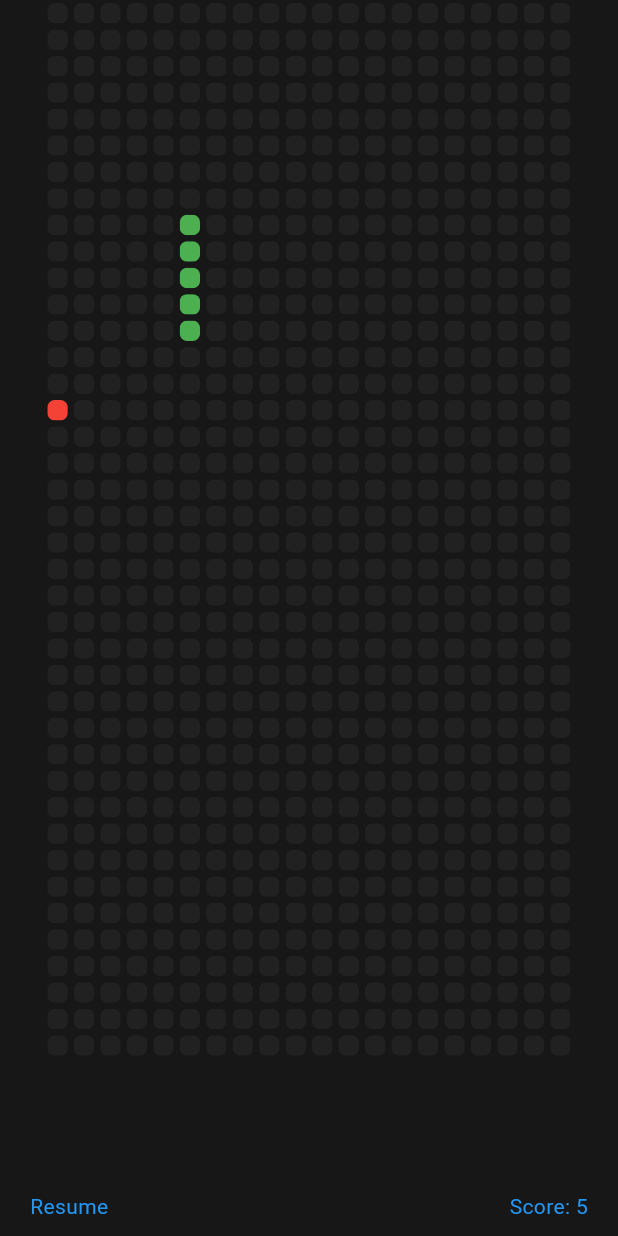
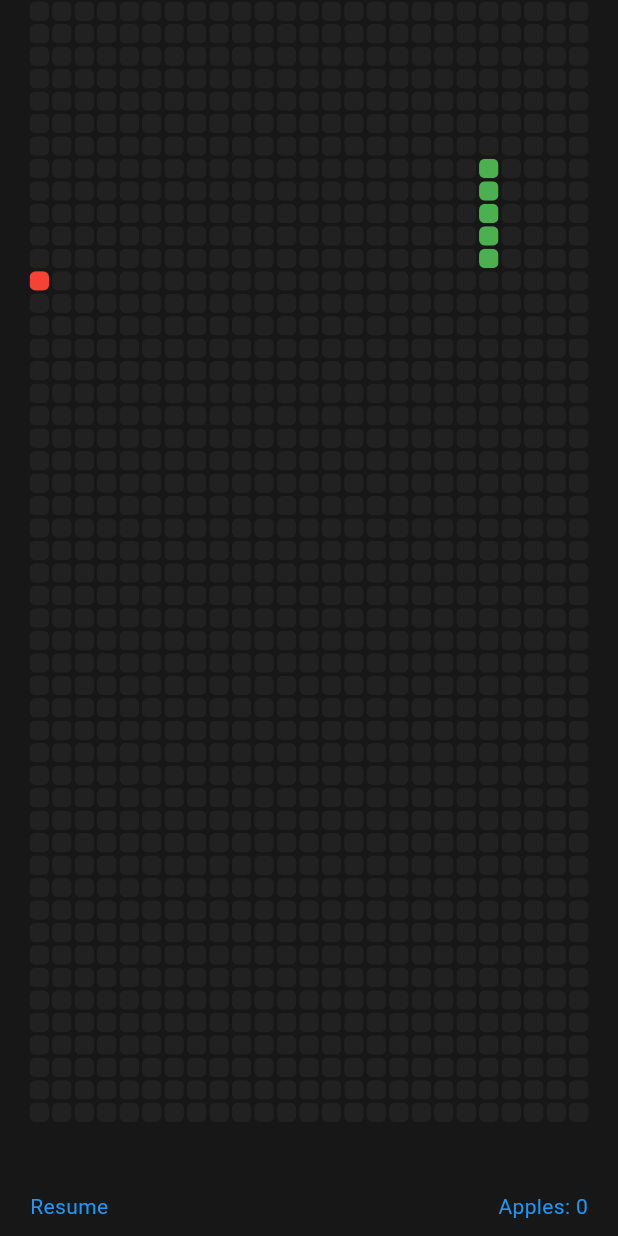
Before and after one commit to DereckAn/games_app, a Flutter app: the SnakeScreen screen opened by its route, after a tap on "START", after a tap on "Pause", on a phone screen of 412 x 824 dp. Run offline on Flutter 3.47's test engine with Material 3 defaults, Android fonts, the light colour scheme and no system bars.

Commit message:
Finishing the basic snake game

```diff
--- a/lib/screens/snake_screen.dart
+++ b/lib/screens/snake_screen.dart
@@ -11,20 +11,33 @@ class SnakeScreen extends StatefulWidget {
 }
 
 class _SnakeScreenState extends State<SnakeScreen> {
-  final int squaresPerRow = 20;
-  final int squaresPerCol = 40;
+  final int squaresPerRow = 25;
+  final int squaresPerCol = 50;
+  final int initialSnakeSize = 5;
+  final int initialSnakePosition = 45;
+  final randomGen = Random();
 
-  final randomGen = Random();
   late Timer gameTimer;
-
-  List<int> snakePosition = [45, 65, 85, 105, 125];
+  late int otroLado = (squaresPerRow * squaresPerCol);
+  late List<int> snakePosition = [
+    initialSnakePosition,
+    initialSnakePosition + (squaresPerRow * 1),
+    initialSnakePosition + (squaresPerRow * 2),
+    initialSnakePosition + (squaresPerRow * 3),
+    initialSnakePosition + (squaresPerRow * 4)
+  ];
   int food = 300;
   String direction = 'down';
   bool isGamePaused = false;
   bool isGameStarted = false;
 
   void initializeGame() {
-    snakePosition = [45, 65, 85, 105, 125];
+    snakePosition = List<int>.generate(
+        initialSnakeSize,
+        (index) =>
+            initialSnakePosition +
+            (squaresPerRow *
+                index)); // & Esto es un for loop para decir lo mismo que SnakePosition en la linea 20
     direction = 'down';
     food = randomGen.nextInt((squaresPerCol * squaresPerRow) - 1);
   }
@@ -56,33 +69,43 @@ class _SnakeScreenState extends State<SnakeScreen> {
     });
   }
 
+  void generateNewFood() {
+    int newFoodPosition = randomGen.nextInt(otroLado - 1);
+
+    while (snakePosition.contains(newFoodPosition)) {
+      newFoodPosition = randomGen.nextInt(otroLado - 1);
+    }
+
+    food = newFoodPosition;
+  }
+
   void updateSnake() {
     setState(() {
       switch (direction) {
         case 'down':
-          if (snakePosition.last > 760) {
-            snakePosition.add(snakePosition.last + 20 - 800);
+          if (snakePosition.last > otroLado - squaresPerRow) {
+            snakePosition.add(snakePosition.last + squaresPerRow - otroLado);
           } else {
-            snakePosition.add(snakePosition.last + 20);
+            snakePosition.add(snakePosition.last + squaresPerRow);
           }
           break;
         case 'up':
-          if (snakePosition.last < 20) {
-            snakePosition.add(snakePosition.last - 20 + 800);
+          if (snakePosition.last < squaresPerRow) {
+            snakePosition.add(snakePosition.last - squaresPerRow + otroLado);
           } else {
-            snakePosition.add(snakePosition.last - 20);
+            snakePosition.add(snakePosition.last - squaresPerRow);
           }
           break;
         case 'left':
-          if (snakePosition.last % 20 == 0) {
-            snakePosition.add(snakePosition.last - 1 + 20);
+          if (snakePosition.last % squaresPerRow == 0) {
+            snakePosition.add(snakePosition.last - 1 + squaresPerRow);
           } else {
             snakePosition.add(snakePosition.last - 1);
           }
           break;
         case 'right':
-          if ((snakePosition.last + 1) % 20 == 0) {
-            snakePosition.add(snakePosition.last + 1 - 20);
+          if ((snakePosition.last + 1) % squaresPerRow == 0) {
+            snakePosition.add(snakePosition.last + 1 - squaresPerRow);
           } else {
             snakePosition.add(snakePosition.last + 1);
           }
@@ -91,7 +114,7 @@ class _SnakeScreenState extends State<SnakeScreen> {
       }
 
       if (snakePosition.last == food) {
-        food = randomGen.nextInt(700);
+        generateNewFood();
       } else {
         snakePosition.removeAt(0);
       }
@@ -99,15 +122,65 @@ class _SnakeScreenState extends State<SnakeScreen> {
   }
 
   bool gameOver() {
-    return snakePosition.toSet().length != snakePosition.length;
-    //En este código, snakePosition.toSet() convierte snakePosition a un Set, que es una colección de elementos únicos. Si la longitud del
-    //Set es diferente a la longitud de snakePosition, eso significa que hay duplicados en snakePosition,
-    //por lo que la serpiente se ha chocado consigo misma y el juego ha terminado.
+    if (snakePosition.toSet().length != snakePosition.length) {
+      // Si el juego ha terminado, muestra un AlertDialog
+      showDialog(
+        context: context,
+        barrierDismissible: false,
+        builder: (BuildContext context) {
+          return AlertDialog(
+            backgroundColor: Theme.of(context).colorScheme.primary,
+            title: const Text(
+              'Game Over',
+              style: TextStyle(color: Colors.red),
+            ),
+            content: Text(
+                'Total Score: ${snakePosition.length - initialSnakeSize} \n Play Again?'),
+            actions: <Widget>[
+              TextButton(
+                child: Text(
+                  'Yes',
+                  style:
+                      TextStyle(color: Theme.of(context).colorScheme.secondary),
+                ),
+                onPressed: () {
+                  initializeGame();
+                  startGame();
+                  Navigator.of(context).pop();
+                },
+              ),
+              TextButton(
+                child: Text(
+                  'No',
+                  style:
+                      TextStyle(color: Theme.of(context).colorScheme.secondary),
+                ),
+                onPressed: () {
+                  // Aquí puedes poner el código para salir del juego
+                  Navigator.of(context).pop();
+                  Navigator.of(context).pop();
+                },
+              ),
+            ],
+          );
+        },
+      );
+      return true;
+    }
+    return false;
   }
+
+  // bool gameOver() {
+  //   return snakePosition.toSet().length != snakePosition.length;
+  //En este código, snakePosition.toSet() convierte snakePosition a un Set, que es una colección de elementos únicos. Si la longitud del
+  //Set es diferente a la longitud de snakePosition, eso significa que hay duplicados en snakePosition,
+  //por lo que la serpiente se ha chocado consigo misma y el juego ha terminado.
+  // }
 
   @override
   Widget build(BuildContext context) {
     final textStyle = TextStyle(color: Theme.of(context).colorScheme.secondary);
+
     return Scaffold(
       backgroundColor: Theme.of(context).colorScheme.primary,
       body: Column(
@@ -133,7 +206,7 @@ class _SnakeScreenState extends State<SnakeScreen> {
                 }
               },
               child: AspectRatio(
-                aspectRatio: squaresPerRow / (squaresPerCol + 5),
+                aspectRatio: squaresPerRow / (squaresPerCol + 3),
                 child: GridView.builder(
                   physics:
                       const NeverScrollableScrollPhysics(), //Esto se usa para deshabilitar el desplazamiento en la cuadrícula.
@@ -145,25 +218,25 @@ class _SnakeScreenState extends State<SnakeScreen> {
                   itemBuilder: (BuildContext context, int index) {
                     if (snakePosition.contains(index)) {
                       return Container(
-                        padding: const EdgeInsets.all(2),
+                        padding: const EdgeInsets.all(1),
                         child: ClipRRect(
-                          borderRadius: BorderRadius.circular(5),
+                          borderRadius: BorderRadius.circular(4),
                           child: Container(color: Colors.green),
                         ),
                       );
                     } else if (index == food) {
                       return Container(
-                        padding: const EdgeInsets.all(2),
+                        padding: const EdgeInsets.all(1),
                         child: ClipRRect(
-                          borderRadius: BorderRadius.circular(5),
+                          borderRadius: BorderRadius.circular(4),
                           child: Container(color: Colors.red),
                         ),
                       );
                     } else {
                       return Container(
-                        padding: const EdgeInsets.all(2),
+                        padding: const EdgeInsets.all(1),
                         child: ClipRRect(
-                          borderRadius: BorderRadius.circular(5),
+                          borderRadius: BorderRadius.circular(4),
                           child: Container(color: Colors.grey[900]),
                         ),
                       );
@@ -189,7 +262,8 @@ class _SnakeScreenState extends State<SnakeScreen> {
                         onTap: startGame,
                         child: Text("START", style: textStyle),
                       ),
-                Text("Score: ${snakePosition.length}", style: textStyle),
+                Text("Apples: ${snakePosition.length - initialSnakeSize}",
+                    style: textStyle),
               ],
             ),
           ),
```
Also changed, not shown: lib/main.dart (+11 -1 lines), lib/screens/home.dart (+8 -1 lines).
